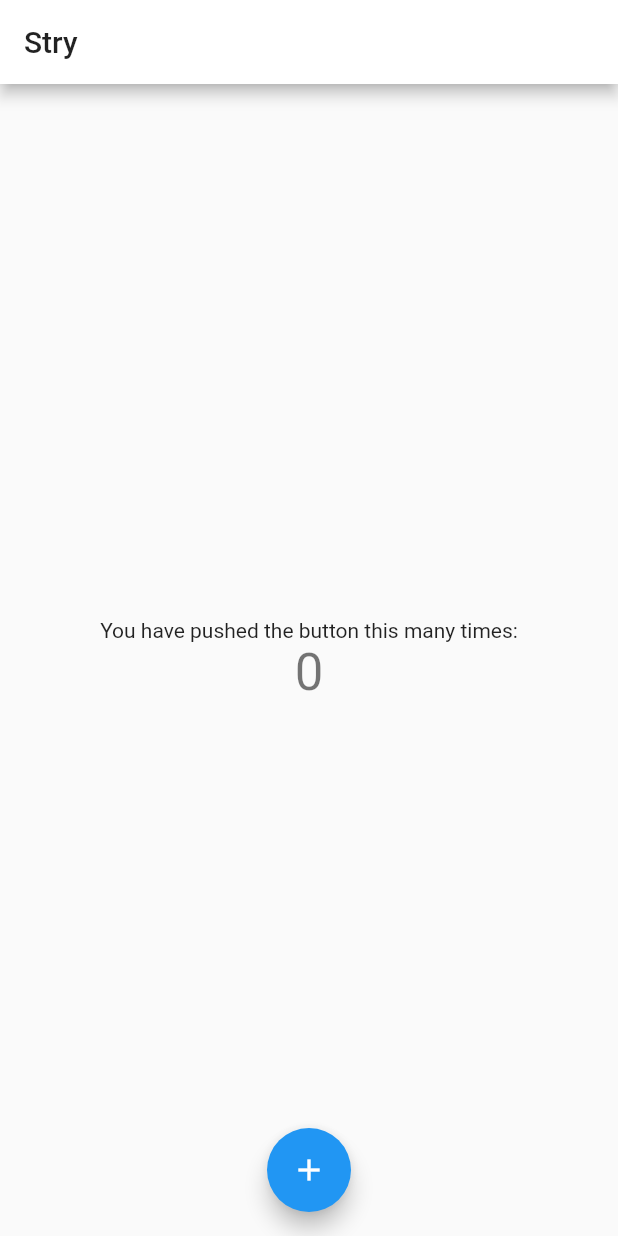
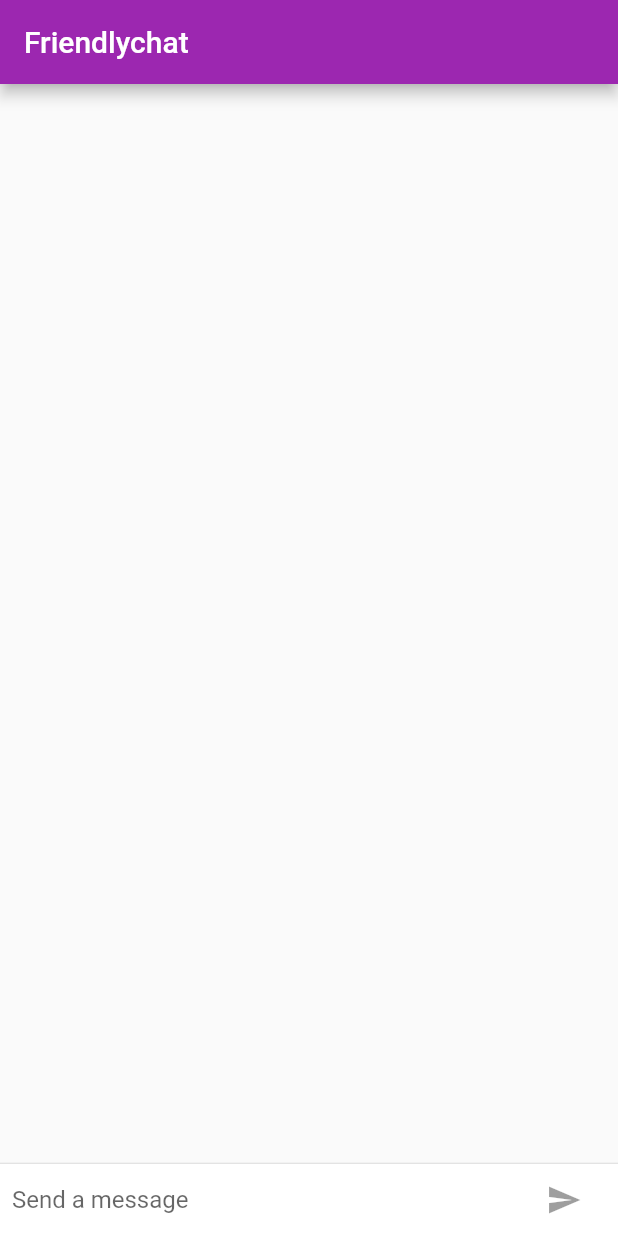
Before and after one commit to reyhanjav/story_app, a Flutter app: the screen it shows after launch, on a phone screen of 412 x 824 dp. Run offline on Flutter 3.47's test engine with Material 2 defaults, Android fonts, the phone set to English and light mode, and no system bars.

Commit message:
first commit

```diff
--- a/lib/main.dart
+++ b/lib/main.dart
@@ -1,111 +1,187 @@
+// Replace the code in main.dart with the following.
+
 import 'package:flutter/material.dart';
+import 'package:flutter/cupertino.dart';
+import 'package:flutter/foundation.dart';
 
-void main() => runApp(new StoryApp());
+void main() {
+  runApp(new FriendlychatApp());
+}
+final ThemeData kIOSTheme = new ThemeData(
+  primarySwatch: Colors.orange,
+  primaryColor: Colors.grey[100],
+  primaryColorBrightness: Brightness.light,
+);
 
-class StoryApp extends StatelessWidget {
-  // This widget is the root of your application.
+final ThemeData kDefaultTheme = new ThemeData(
+  primarySwatch: Colors.purple,
+  accentColor: Colors.orangeAccent[400],
+);
+
+class FriendlychatApp extends StatelessWidget {
   @override
   Widget build(BuildContext context) {
     return new MaterialApp(
-      title: 'Flutter Demo',
-      theme: new ThemeData(
-        // This is the theme of your application.
-        //
-        // Try running your application with "flutter run". You'll see the
-        // application has a blue toolbar. Then, without quitting the app, try
-        // changing the primarySwatch below to Colors.green and then invoke
-        // "hot reload" (press "r" in the console where you ran "flutter run",
-        // or press Run > Flutter Hot Reload in IntelliJ). Notice that the
-        // counter didn't reset back to zero; the application is not restarted.
-        primaryColor: Colors.white,
-        primarySwatch: Colors.blue,
-      ),
-      home: new MyHomePage(title: 'Stry'),
+      title: "Friendlychat",
+      theme: defaultTargetPlatform == TargetPlatform.iOS         //new
+        ? kIOSTheme                                              //new
+        : kDefaultTheme,                                         //new
+      home: new ChatScreen(),
     );
   }
 }
 
-class MyHomePage extends StatefulWidget {
-  MyHomePage({Key key, this.title}) : super(key: key);
+// Modify the ChatScreen class definition to extend StatefulWidget.
 
-  // This widget is the home page of your application. It is stateful, meaning
-  // that it has a State object (defined below) that contains fields that affect
-  // how it looks.
-
-  // This class is the configuration for the state. It holds the values (in this
-  // case the title) provided by the parent (in this case the App widget) and
-  // used by the build method of the State. Fields in a Widget subclass are
-  // always marked "final".
-
-  final String title;
-
-  @override
-  _MyHomePageState createState() => new _MyHomePageState();
+class ChatScreen extends StatefulWidget {                     //modified
+  @override                                                        //new
+  State createState() => new ChatScreenState();                    //new
 }
 
-class _MyHomePageState extends State<MyHomePage> {
-  int _counter = 0;
+// Add the ChatScreenState class definition in main.dart.
 
-  void _incrementCounter() {
-    setState(() {
-      // This call to setState tells the Flutter framework that something has
-      // changed in this State, which causes it to rerun the build method below
-      // so that the display can reflect the updated values. If we changed
-      // _counter without calling setState(), then the build method would not be
-      // called again, and so nothing would appear to happen.
-      _counter++;
-    });
-  }
-
-  @override
+class ChatScreenState extends State<ChatScreen> with TickerProviderStateMixin {
+  final List<ChatMessage> _messages = <ChatMessage>[];
+  final TextEditingController _textController = new TextEditingController();
+  bool _isComposing = false;                   //new
+  @override                                                        //new
   Widget build(BuildContext context) {
-    // This method is rerun every time setState is called, for instance as done
-    // by the _incrementCounter method above.
-    //
-    // The Flutter framework has been optimized to make rerunning build methods
-    // fast, so that you can just rebuild anything that needs updating rather
-    // than having to individually change instances of widgets.
-    return new Scaffold(
-      appBar: new AppBar(
-        // Here we take the value from the MyHomePage object that was created by
-        // the App.build method, and use it to set our appbar title.
-        title: new Text(widget.title),
-      ),
-      body: new Center(
-        // Center is a layout widget. It takes a single child and positions it
-        // in the middle of the parent.
-        child: new Column(
-          // Column is also layout widget. It takes a list of children and
-          // arranges them vertically. By default, it sizes itself to fit its
-          // children horizontally, and tries to be as tall as its parent.
-          //
-          // Invoke "debug paint" (press "p" in the console where you ran
-          // "flutter run", or select "Toggle Debug Paint" from the Flutter tool
-          // window in IntelliJ) to see the wireframe for each widget.
-          //
-          // Column has various properties to control how it sizes itself and
-          // how it positions its children. Here we use mainAxisAlignment to
-          // center the children vertically; the main axis here is the vertical
-          // axis because Columns are vertical (the cross axis would be
-          // horizontal).
-          mainAxisAlignment: MainAxisAlignment.center,
+  return new Scaffold(
+    appBar: new AppBar(
+        title: new Text("Friendlychat"),
+        elevation:
+            Theme.of(context).platform == TargetPlatform.iOS ? 0.0 : 4.0),
+    body: new Container(                                             //modified
+        child: new Column(                                           //modified
           children: <Widget>[
-            new Text(
-              'You have pushed the button this many times:',
+            new Flexible(
+              child: new ListView.builder(
+                padding: new EdgeInsets.all(8.0),
+                reverse: true,
+                itemBuilder: (_, int index) => _messages[index],
+                itemCount: _messages.length,
+              ),
             ),
-            new Text(
-              '$_counter',
-              style: Theme.of(context).textTheme.display1,
+            new Divider(height: 1.0),
+            new Container(
+              decoration: new BoxDecoration(color: Theme.of(context).cardColor),
+              child: _buildTextComposer(),
             ),
           ],
         ),
+        decoration: Theme.of(context).platform == TargetPlatform.iOS //new
+            ? new BoxDecoration(                                     //new
+                border: new Border(                                  //new
+                  top: new BorderSide(color: Colors.grey[200]),      //new
+                ),                                                   //new
+              )                                                      //new
+            : null),                                                 //modified
+  );
+}
+
+@override
+void dispose() {                                                   //new
+  for (ChatMessage message in _messages)                           //new
+    message.animationController.dispose();                         //new
+  super.dispose();                                                 //new
+}
+
+
+ Widget _buildTextComposer() {
+  return new IconTheme(
+    data: new IconThemeData(color: Theme.of(context).accentColor),
+    child: new Container(
+      margin: const EdgeInsets.symmetric(horizontal: 8.0),
+      child: new Row(
+        children: <Widget>[
+          new Flexible(
+            child: new TextField(
+              controller: _textController,
+              onChanged: (String text) {          //new
+                setState(() {                     //new
+                  _isComposing = text.length > 0; //new
+                });                               //new
+              },                                  //new
+              onSubmitted: _handleSubmitted,
+              decoration:
+                  new InputDecoration.collapsed(hintText: "Send a message"),
+            ),
+          ),
+          new Container(
+   margin: new EdgeInsets.symmetric(horizontal: 4.0),
+   child: Theme.of(context).platform == TargetPlatform.iOS ?  //modified
+   new CupertinoButton(                                       //new
+     child: new Text("Send"),                                 //new
+     onPressed: _isComposing                                  //new
+         ? () =>  _handleSubmitted(_textController.text)      //new
+         : null,) :                                           //new
+   new IconButton(                                            //modified
+       icon: new Icon(Icons.send),
+       onPressed: _isComposing ?
+           () =>  _handleSubmitted(_textController.text) : null,
+       )
+   ),
+        ],
       ),
-      floatingActionButton: new FloatingActionButton(
-        onPressed: _incrementCounter,
-        tooltip: 'Increment',
-        child: new Icon(Icons.add),
+    ),
+  );
+}
+
+void _handleSubmitted(String text) {
+  _textController.clear();
+  setState(() {                                                    //new
+    _isComposing = false;                                          //new
+  });                                                              //new
+  ChatMessage message = new ChatMessage(
+    text: text,
+    animationController: new AnimationController(
+      duration: new Duration(milliseconds: 500),
+      vsync: this,
+    ),
+  );
+  setState(() {
+    _messages.insert(0, message);
+  });
+  message.animationController.forward();
+}
+}
+
+class ChatMessage extends StatelessWidget {
+  ChatMessage({this.text, this.animationController});
+  final String text;
+  final AnimationController animationController;
+  @override
+  Widget build(BuildContext context) {
+    return new SizeTransition(                                    //new
+    sizeFactor: new CurvedAnimation(                              //new
+        parent: animationController, curve: Curves.bounceOut),      //new
+    axisAlignment: 0.0,                                           //new
+    child: new Container(                                    //modified
+      margin: const EdgeInsets.symmetric(vertical: 10.0),
+      child: new Row(
+          crossAxisAlignment: CrossAxisAlignment.start,
+          children: <Widget>[
+            new Container(
+              margin: const EdgeInsets.only(right: 16.0),
+              child: new CircleAvatar(child: new Text(_name[0])),
+            ),
+           new Expanded(                                               //new
+  child: new Column(                                   //modified
+    crossAxisAlignment: CrossAxisAlignment.start,
+    children: <Widget>[
+      new Text(_name, style: Theme.of(context).textTheme.subhead),
+      new Container(
+        margin: const EdgeInsets.only(top: 5.0),
+        child: new Text(text),
       ),
-      floatingActionButtonLocation: FloatingActionButtonLocation.centerFloat, // This trailing comma makes auto-formatting nicer for build methods.
+    ],
+  ),
+),
+          ],
+        ),
+      )                                                           //new
     );
   }
 }
+
+const String _name = "Demn";
```
